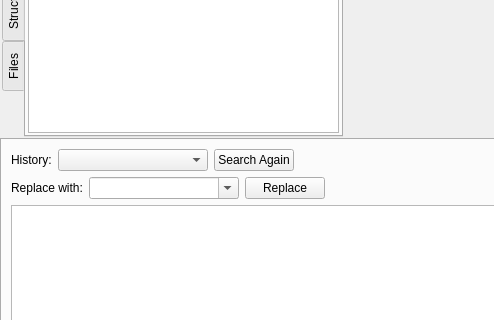
Before: the Qt Designer form RedPandaIDE/mainwindow.ui in royqh1979/RedPanda-CPP, drawn with Qt 5; both pictures show x 0 to 494 and y 201 to 521 of the 946 by 657 pixel window.
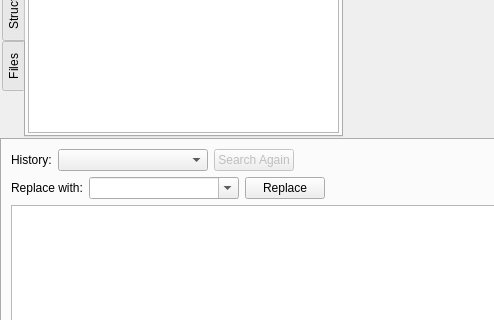
After: the same form once the commit is applied. Icons and pictures are not drawn. Custom widgets are drawn as their Qt base class.

The edit to the form file:
```diff
--- a/RedPandaIDE/mainwindow.ui
+++ b/RedPandaIDE/mainwindow.ui
@@ -590,7 +590,10 @@
              </widget>
             </item>
             <item>
-             <widget class="QPushButton" name="pushButton">
+             <widget class="QPushButton" name="btnSearchAgin">
+              <property name="enabled">
+               <bool>false</bool>
+              </property>
               <property name="sizePolicy">
                <sizepolicy hsizetype="Preferred" vsizetype="Fixed">
                 <horstretch>0</horstretch>
```
Left out of the diff: 2 changed lines with no effect on the pictures.
